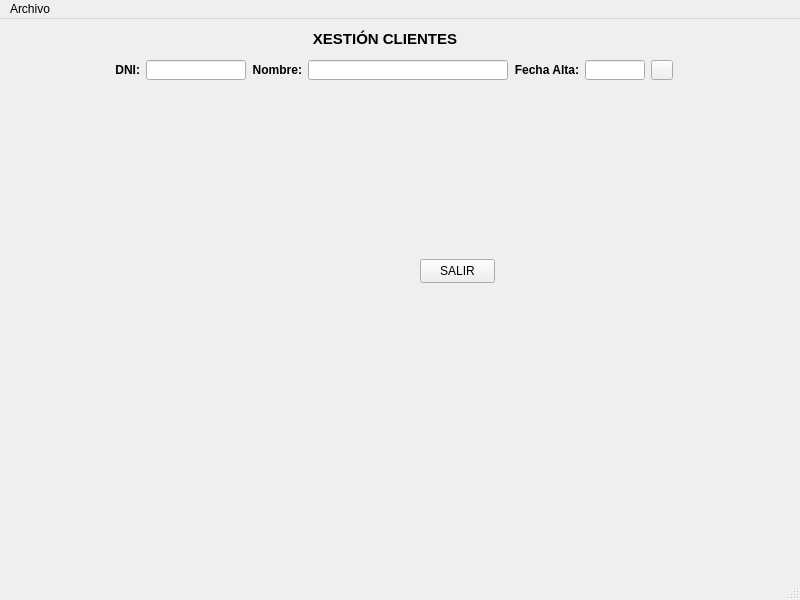
First picture: the form in ventMain.ui, repository arielcostas/dam-di-costasguerrero, before the edit.
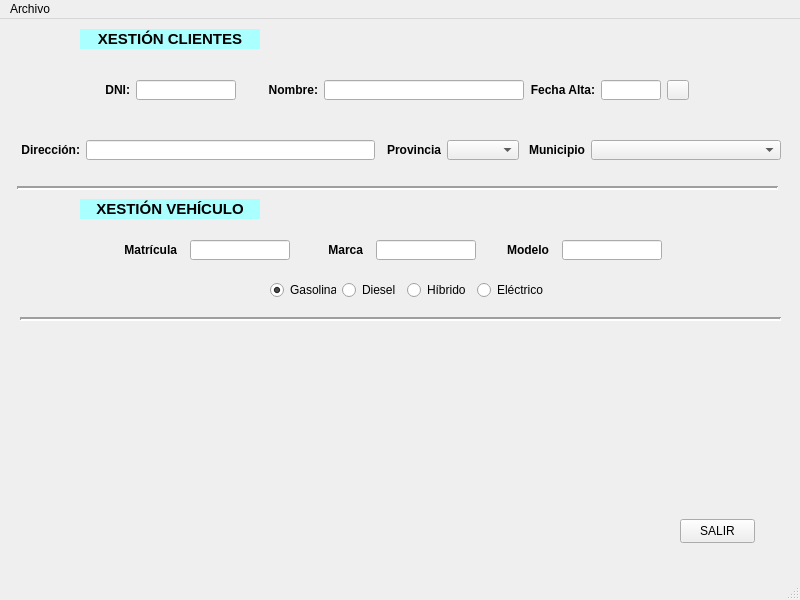
Second picture: the form after the edit. Icons and pictures are not drawn.

Commit message: Vehículos/matrículas

```diff
--- a/ventMain.ui
+++ b/ventMain.ui
@@ -32,8 +32,8 @@
    <widget class="QPushButton" name="btnSalir">
     <property name="geometry">
      <rect>
-      <x>420</x>
-      <y>240</y>
+      <x>680</x>
+      <y>500</y>
       <width>75</width>
       <height>24</height>
      </rect>
@@ -42,24 +42,24 @@
      <string>SALIR</string>
     </property>
    </widget>
-   <widget class="QLabel" name="label">
+   <widget class="QLabel" name="lblTituloClientes">
     <property name="geometry">
      <rect>
-      <x>310</x>
+      <x>80</x>
       <y>10</y>
-      <width>150</width>
+      <width>180</width>
       <height>20</height>
      </rect>
     </property>
     <property name="minimumSize">
      <size>
-      <width>150</width>
+      <width>180</width>
       <height>20</height>
      </size>
     </property>
     <property name="maximumSize">
      <size>
-      <width>150</width>
+      <width>180</width>
       <height>20</height>
      </size>
     </property>
@@ -72,6 +72,12 @@
     <property name="layoutDirection">
      <enum>Qt::LeftToRight</enum>
     </property>
+    <property name="autoFillBackground">
+     <bool>false</bool>
+    </property>
+    <property name="styleSheet">
+     <string notr="true">background-color: rgb(170,255,255)</string>
+    </property>
     <property name="text">
      <string>XESTIÓN CLIENTES</string>
     </property>
@@ -82,9 +88,9 @@
    <widget class="QWidget" name="layoutWidget">
     <property name="geometry">
      <rect>
-      <x>110</x>
-      <y>40</y>
-      <width>565</width>
+      <x>100</x>
+      <y>60</y>
+      <width>591</width>
       <height>22</height>
      </rect>
     </property>
@@ -132,6 +138,33 @@
        </property>
       </widget>
      </item>
+     <item>
+      <widget class="QLabel" name="lblValidardni">
+       <property name="minimumSize">
+        <size>
+         <width>20</width>
+         <height>20</height>
+        </size>
+       </property>
+       <property name="maximumSize">
+        <size>
+         <width>20</width>
+         <height>20</height>
+        </size>
+       </property>
+       <property name="font">
+        <font>
+         <bold>true</bold>
+        </font>
+       </property>
+       <property name="text">
+        <string/>
+       </property>
+       <property name="alignment">
+        <set>Qt::AlignLeading|Qt::AlignLeft|Qt::AlignVCenter</set>
+       </property>
+      </widget>
+     </item>
      <item>
       <widget class="QLabel" name="lblNombre">
        <property name="minimumSize">
@@ -249,9 +282,430 @@
      </item>
     </layout>
    </widget>
+   <widget class="Line" name="line">
+    <property name="geometry">
+     <rect>
+      <x>17</x>
+      <y>159</y>
+      <width>761</width>
+      <height>21</height>
+     </rect>
+    </property>
+    <property name="lineWidth">
+     <number>2</number>
+    </property>
+    <property name="orientation">
+     <enum>Qt::Horizontal</enum>
+    </property>
+   </widget>
+   <widget class="QLabel" name="lblTituloVehiculo">
+    <property name="geometry">
+     <rect>
+      <x>80</x>
+      <y>180</y>
+      <width>180</width>
+      <height>20</height>
+     </rect>
+    </property>
+    <property name="minimumSize">
+     <size>
+      <width>180</width>
+      <height>20</height>
+     </size>
+    </property>
+    <property name="maximumSize">
+     <size>
+      <width>180</width>
+      <height>20</height>
+     </size>
+    </property>
+    <property name="font">
+     <font>
+      <pointsize>11</pointsize>
+      <bold>true</bold>
+     </font>
+    </property>
+    <property name="layoutDirection">
+     <enum>Qt::LeftToRight</enum>
+    </property>
+    <property name="autoFillBackground">
+     <bool>false</bool>
+    </property>
+    <property name="styleSheet">
+     <string notr="true">background-color: rgb(170,255,255)</string>
+    </property>
+    <property name="text">
+     <string>XESTIÓN VEHÍCULO</string>
+    </property>
+    <property name="alignment">
+     <set>Qt::AlignCenter</set>
+    </property>
+   </widget>
+   <widget class="QWidget" name="layoutWidget">
+    <property name="geometry">
+     <rect>
+      <x>20</x>
+      <y>120</y>
+      <width>761</width>
+      <height>22</height>
+     </rect>
+    </property>
+    <layout class="QHBoxLayout" name="horizontalLayout_2">
+     <item>
+      <widget class="QLabel" name="lblDireccionCliente">
+       <property name="minimumSize">
+        <size>
+         <width>60</width>
+         <height>20</height>
+        </size>
+       </property>
+       <property name="maximumSize">
+        <size>
+         <width>60</width>
+         <height>20</height>
+        </size>
+       </property>
+       <property name="font">
+        <font>
+         <bold>true</bold>
+        </font>
+       </property>
+       <property name="text">
+        <string>Dirección:</string>
+       </property>
+       <property name="alignment">
+        <set>Qt::AlignRight|Qt::AlignTrailing|Qt::AlignVCenter</set>
+       </property>
+      </widget>
+     </item>
+     <item>
+      <widget class="QLineEdit" name="txtDireccionCliente">
+       <property name="minimumSize">
+        <size>
+         <width>0</width>
+         <height>20</height>
+        </size>
+       </property>
+       <property name="maximumSize">
+        <size>
+         <width>16777215</width>
+         <height>20</height>
+        </size>
+       </property>
+      </widget>
+     </item>
+     <item>
+      <widget class="QLabel" name="lblProvinciaCliente">
+       <property name="minimumSize">
+        <size>
+         <width>60</width>
+         <height>20</height>
+        </size>
+       </property>
+       <property name="maximumSize">
+        <size>
+         <width>60</width>
+         <height>20</height>
+        </size>
+       </property>
+       <property name="font">
+        <font>
+         <bold>true</bold>
+        </font>
+       </property>
+       <property name="text">
+        <string>Provincia</string>
+       </property>
+       <property name="alignment">
+        <set>Qt::AlignRight|Qt::AlignTrailing|Qt::AlignVCenter</set>
+       </property>
+      </widget>
+     </item>
+     <item>
+      <widget class="QComboBox" name="comboProvinciaCliente">
+       <property name="minimumSize">
+        <size>
+         <width>0</width>
+         <height>20</height>
+        </size>
+       </property>
+       <property name="maximumSize">
+        <size>
+         <width>16777215</width>
+         <height>20</height>
+        </size>
+       </property>
+      </widget>
+     </item>
+     <item>
+      <widget class="QLabel" name="lblMunicipioCliente">
+       <property name="minimumSize">
+        <size>
+         <width>60</width>
+         <height>20</height>
+        </size>
+       </property>
+       <property name="maximumSize">
+        <size>
+         <width>60</width>
+         <height>20</height>
+        </size>
+       </property>
+       <property name="font">
+        <font>
+         <bold>true</bold>
+        </font>
+       </property>
+       <property name="text">
+        <string>Municipio</string>
+       </property>
+       <property name="alignment">
+        <set>Qt::AlignRight|Qt::AlignTrailing|Qt::AlignVCenter</set>
+       </property>
+      </widget>
+     </item>
+     <item>
+      <widget class="QComboBox" name="comboMunicipioCliente">
+       <property name="minimumSize">
+        <size>
+         <width>190</width>
+         <height>20</height>
+        </size>
+       </property>
+       <property name="maximumSize">
+        <size>
+         <width>170</width>
+         <height>20</height>
+        </size>
+       </property>
+      </widget>
+     </item>
+    </layout>
+   </widget>
+   <widget class="QWidget" name="layoutWidget">
+    <property name="geometry">
+     <rect>
+      <x>110</x>
+      <y>220</y>
+      <width>561</width>
+      <height>22</height>
+     </rect>
+    </property>
+    <layout class="QHBoxLayout" name="horizontalLayout_3">
+     <item>
+      <widget class="QLabel" name="lblMatricula">
+       <property name="minimumSize">
+        <size>
+         <width>60</width>
+         <height>20</height>
+        </size>
+       </property>
+       <property name="maximumSize">
+        <size>
+         <width>60</width>
+         <height>20</height>
+        </size>
+       </property>
+       <property name="font">
+        <font>
+         <bold>true</bold>
+        </font>
+       </property>
+       <property name="text">
+        <string>Matrícula</string>
+       </property>
+       <property name="alignment">
+        <set>Qt::AlignRight|Qt::AlignTrailing|Qt::AlignVCenter</set>
+       </property>
+      </widget>
+     </item>
+     <item>
+      <widget class="QLineEdit" name="txtMatricula">
+       <property name="minimumSize">
+        <size>
+         <width>100</width>
+         <height>20</height>
+        </size>
+       </property>
+       <property name="maximumSize">
+        <size>
+         <width>100</width>
+         <height>20</height>
+        </size>
+       </property>
+      </widget>
+     </item>
+     <item>
+      <widget class="QLabel" name="lblMarca">
+       <property name="minimumSize">
+        <size>
+         <width>60</width>
+         <height>20</height>
+        </size>
+       </property>
+       <property name="maximumSize">
+        <size>
+         <width>60</width>
+         <height>20</height>
+        </size>
+       </property>
+       <property name="font">
+        <font>
+         <bold>true</bold>
+        </font>
+       </property>
+       <property name="text">
+        <string>Marca</string>
+       </property>
+       <property name="alignment">
+        <set>Qt::AlignRight|Qt::AlignTrailing|Qt::AlignVCenter</set>
+       </property>
+      </widget>
+     </item>
+     <item>
+      <widget class="QLineEdit" name="txtMarca">
+       <property name="minimumSize">
+        <size>
+         <width>100</width>
+         <height>20</height>
+        </size>
+       </property>
+       <property name="maximumSize">
+        <size>
+         <width>100</width>
+         <height>20</height>
+        </size>
+       </property>
+      </widget>
+     </item>
+     <item>
+      <widget class="QLabel" name="lblModelo">
+       <property name="minimumSize">
+        <size>
+         <width>60</width>
+         <height>20</height>
+        </size>
+       </property>
+       <property name="maximumSize">
+        <size>
+         <width>60</width>
+         <height>20</height>
+        </size>
+       </property>
+       <property name="font">
+        <font>
+         <bold>true</bold>
+        </font>
+       </property>
+       <property name="text">
+        <string>Modelo</string>
+       </property>
+       <property name="alignment">
+        <set>Qt::AlignRight|Qt::AlignTrailing|Qt::AlignVCenter</set>
+       </property>
+      </widget>
+     </item>
+     <item>
+      <widget class="QLineEdit" name="txtModelo">
+       <property name="minimumSize">
+        <size>
+         <width>100</width>
+         <height>20</height>
+        </size>
+       </property>
+       <property name="maximumSize">
+        <size>
+         <width>100</width>
+         <height>20</height>
+        </size>
+       </property>
+      </widget>
+     </item>
+    </layout>
+   </widget>
+   <widget class="Line" name="line_2">
+    <property name="geometry">
+     <rect>
+      <x>20</x>
+      <y>290</y>
+      <width>761</width>
+      <height>21</height>
+     </rect>
+    </property>
+    <property name="lineWidth">
+     <number>2</number>
+    </property>
+    <property name="orientation">
+     <enum>Qt::Horizontal</enum>
+    </property>
+   </widget>
+   <widget class="QWidget" name="">
+    <property name="geometry">
+     <rect>
+      <x>270</x>
+      <y>260</y>
+      <width>273</width>
+      <height>22</height>
+     </rect>
+    </property>
+    <layout class="QHBoxLayout" name="horizontalLayout_4">
+     <item>
+      <widget class="QRadioButton" name="radioButtonGasolina">
+       <property name="text">
+        <string>Gasolina</string>
+       </property>
+       <property name="checked">
+        <bool>true</bool>
+       </property>
+       <attribute name="buttonGroup">
+        <string notr="true">btnGroupMotorizacion</string>
+       </attribute>
+      </widget>
+     </item>
+     <item>
+      <widget class="QRadioButton" name="radioButtonDiesel">
+       <property name="text">
+        <string>Diesel</string>
+       </property>
+       <attribute name="buttonGroup">
+        <string notr="true">btnGroupMotorizacion</string>
+       </attribute>
+      </widget>
+     </item>
+     <item>
+      <widget class="QRadioButton" name="radioButtonHibrido">
+       <property name="text">
+        <string>Híbrido</string>
+       </property>
+       <attribute name="buttonGroup">
+        <string notr="true">btnGroupMotorizacion</string>
+       </attribute>
+      </widget>
+     </item>
+     <item>
+      <widget class="QRadioButton" name="radioButtonElectrico">
+       <property name="text">
+        <string>Eléctrico</string>
+       </property>
+       <attribute name="buttonGroup">
+        <string notr="true">btnGroupMotorizacion</string>
+       </attribute>
+      </widget>
+     </item>
+    </layout>
+   </widget>
+   <zorder>layoutWidget</zorder>
+   <zorder>layoutWidget</zorder>
    <zorder>layoutWidget</zorder>
    <zorder>btnSalir</zorder>
-   <zorder>label</zorder>
+   <zorder>lblTituloClientes</zorder>
+   <zorder>line</zorder>
+   <zorder>lblTituloVehiculo</zorder>
+   <zorder>radioButtonGasolina</zorder>
+   <zorder>radioButtonDiesel</zorder>
+   <zorder>radioButtonHibrido</zorder>
+   <zorder>radioButtonElectrico</zorder>
+   <zorder>line_2</zorder>
   </widget>
   <widget class="QMenuBar" name="menubar">
    <property name="geometry">
```
Left out of the diff: 7 changed lines with no effect on the pictures. The commit also changes 4 other files.
